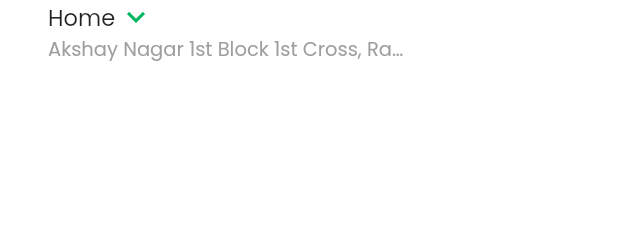
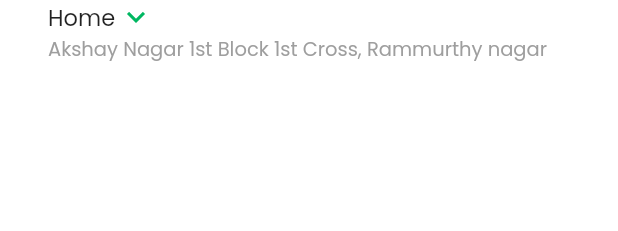
Before and after one commit to objectorientguy/onecart_user_app, a Flutter app: the AddressBar widget shown alone on an empty page, opened directly, on a phone screen of 412 x 824 dp. Shown: the top 231 px of the screen. Run offline on Flutter 3.47's test engine with Material 2 defaults, Android fonts, the phone set to English and light mode, and no system bars; our stand-ins replace cached_network_image, carousel_slider, dio, equatable, flutter_bloc, geocoding and 4 more; missing offline and left inert: another_stepper, favorite_button, zoom_widget; accounts and stored records are empty; network calls fail.

Commit message:
OC-131: Refactored the Changes Required in Screens.

```diff
--- a/lib/Screens/address/widget/address_bar.dart
+++ b/lib/Screens/address/widget/address_bar.dart
@@ -62,9 +62,9 @@ class AddressBar extends StatelessWidget {
                   mainAxisAlignment: MainAxisAlignment.start,
                   children: [
                     SizedBox(
-                      width: kSuccessDescriptionWidth,
+                      width: MediaQuery.of(context).size.width * 0.81,
                       child: Text(
-                        'Akshay Nagar 1st Block 1st Cross, Rammurthy nagar...',
+                        'Akshay Nagar 1st Block 1st Cross, Rammurthy nagar',
                         style: Theme.of(context)
                             .textTheme
                             .xxTinier
```
